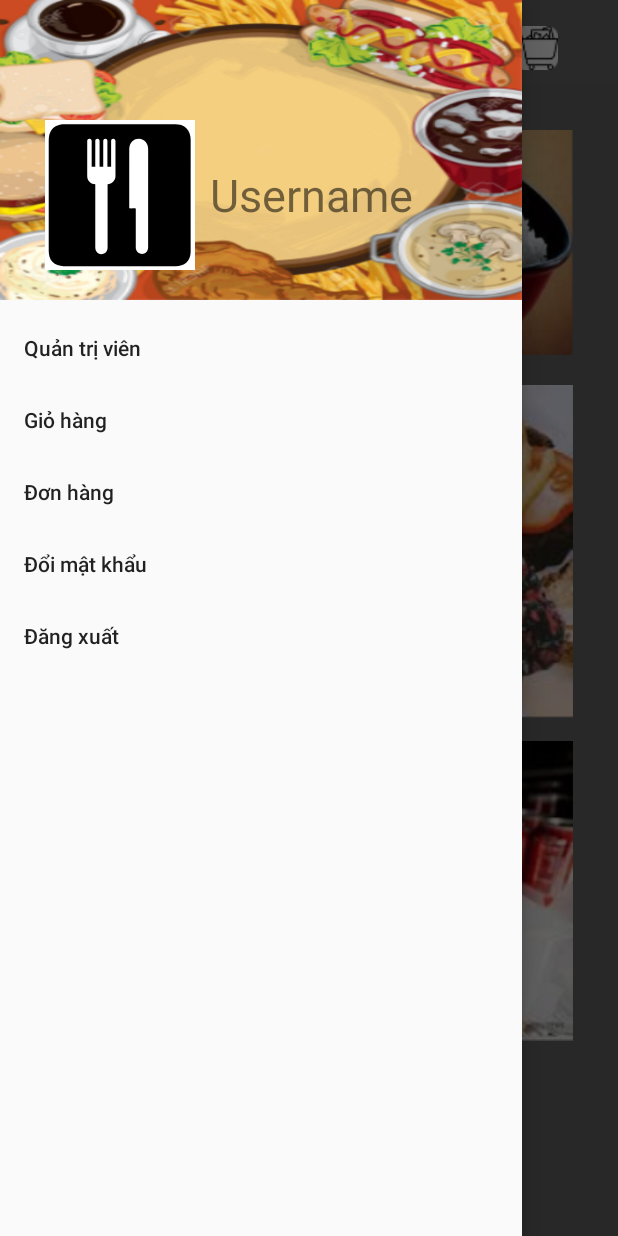
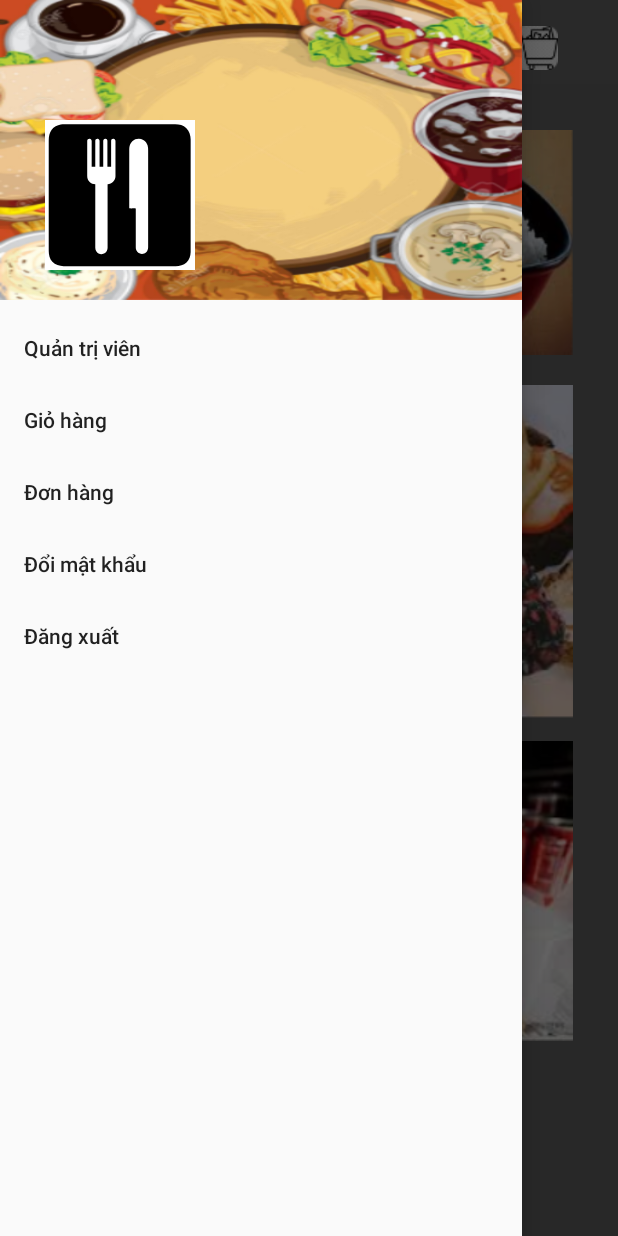
Before and after one commit to thaideptrai3012/ManageFood, an Android app: the HomeActivity screen opened directly, with no data from a screen before it, with the side drawer open, on a phone screen of 412 x 824 dp. Run offline under Robolectric (Android 15) with nearby library versions, the phone set to English and light mode, and no system bars; our stand-ins replace Firebase (no records; nobody signed in at launch, a user with empty details on screens opened directly).

Commit message:
sửa layout

```diff
--- a/app/src/main/res/layout/header.xml
+++ b/app/src/main/res/layout/header.xml
@@ -14,14 +14,7 @@
         android:layout_marginLeft="10dp"
         android:src="@drawable/ic_logo_manage_food" />
 
-    <TextView
 
-        android:id="@+id/txtheader"
-        android:layout_width="wrap_content"
-        android:layout_height="wrap_content"
-        android:layout_margin="10dp"
-        android:text="Username"
-        android:textSize="30sp" />
 
 
 </LinearLayout>
```
Also changed, not shown: app/src/main/res/layout/activity_order.xml (+4 -6 lines).
